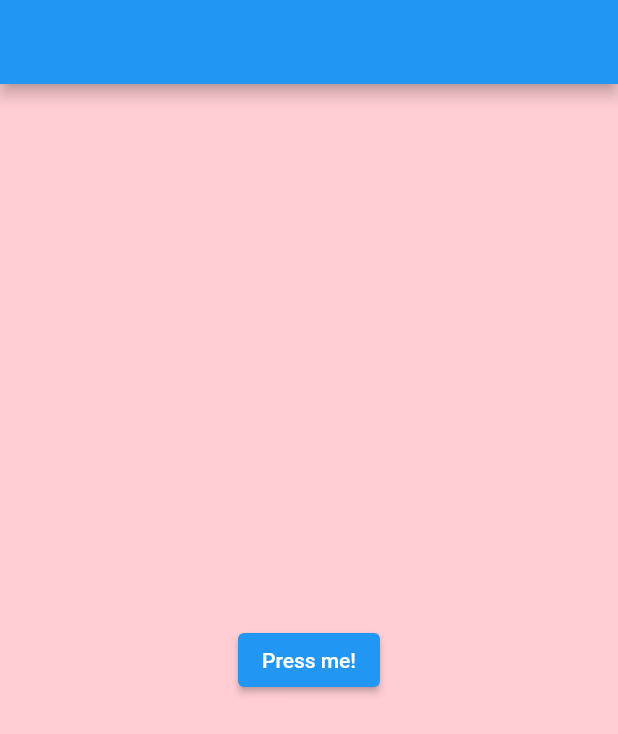
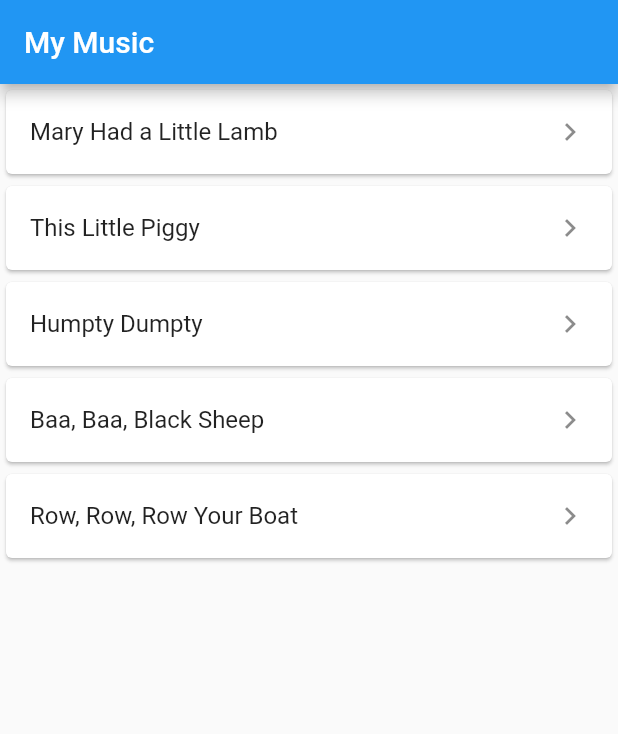
Before and after one commit to suragch/class_app, a Flutter app: the screen it shows after launch, on a phone screen of 412 x 824 dp. Shown: the top 734 px of the screen. Run offline on Flutter 3.47's test engine with Material 2 defaults, Android fonts, the light colour scheme and no system bars.

Commit message:
song app

```diff
--- /dev/null
+++ b/lib/data/lyrics.dart
@@ -0,0 +1,61 @@
+const maryHadLittleLamb = '''
+Mary had a little lamb,
+   Its fleece was white as snow,
+And every where that Mary went
+   The lamb was sure to go ;
+He followed her to school one day—
+   That was against the rule,
+It made the children laugh and play,
+   To see a lamb at school.
+
+And so the Teacher turned him out,
+   But still he lingered near,
+And waited patiently about,
+   Till Mary did appear ;
+And then he ran to her, and laid
+   His head upon her arm,
+As if he said—‘ I’m not afraid—
+   You’ll keep me from all harm.’
+
+‘ What makes the lamb love Mary so ?’
+   The eager children smile—
+‘ O, Mary loves the lamb, you know,’
+   The Teacher did reply ;—
+‘ And you each gentle animal
+   In confidence may bind,
+And make them follow at your call,
+   If you are always kind.’
+''';
+
+const thisLittlePiggie = '''
+This little piggy went to market,
+This little piggy stayed home,
+This little piggy had roast beef,
+This little piggy had none,
+And this little piggy cried "wee wee wee" all the way home.
+''';
+
+const humptyDumpty = '''
+Humpty Dumpty sat on a wall,
+Humpty Dumpty had a great fall.
+All the king's horses and all the king's men
+Couldn't put Humpty together again.
+''';
+
+const baaBaaBlackSheep = '''
+Baa, baa, black sheep,
+Have you any wool?
+Yes, sir, yes, sir,
+Three bags full;
+One for the master,
+And one for the dame,
+And one for the little boy
+Who lives down the lane.
+''';
+
+const rowRowRowBoat = '''
+Row, row, row your boat,
+Gently down the stream.
+Merrily, merrily, merrily, merrily,
+Life is but a dream.
+''';
--- /dev/null
+++ b/lib/data/songs.dart
@@ -0,0 +1,7 @@
+const songTitles = [
+  'Mary Had a Little Lamb',
+  'This Little Piggy',
+  'Humpty Dumpty',
+  'Baa, Baa, Black Sheep',
+  'Row, Row, Row Your Boat',
+];
--- a/lib/main.dart
+++ b/lib/main.dart
@@ -2,11 +2,11 @@ import 'package:class_app/screens/home_screen.dart';
 import 'package:flutter/material.dart';
 
 void main() {
-  runApp(MyApp());
+  runApp(MusicApp());
 }
 
-class MyApp extends StatelessWidget {
-  const MyApp({Key? key}) : super(key: key);
+class MusicApp extends StatelessWidget {
+  const MusicApp({Key? key}) : super(key: key);
 
   @override
   Widget build(BuildContext context) {
--- a/lib/screens/home_screen.dart
+++ b/lib/screens/home_screen.dart
@@ -1,5 +1,7 @@
-import 'package:class_app/screens/second_screen.dart';
+import 'package:class_app/data/songs.dart';
+import 'package:class_app/screens/lyrics_screen.dart';
 import 'package:flutter/material.dart';
+import '../data/songs.dart';
 
 class HomeScreen extends StatelessWidget {
   const HomeScreen({Key? key}) : super(key: key);
@@ -7,24 +9,40 @@ class HomeScreen extends StatelessWidget {
   @override
   Widget build(BuildContext context) {
     return Scaffold(
-      appBar: AppBar(),
-      body: Container(
-        color: Colors.red.shade100,
-        child: Center(
-          child: ElevatedButton(
-            child: Text('Press me!'),
-            onPressed: () {
-              print('Hello');
+      appBar: AppBar(
+        title: Text('My Music'),
+      ),
+      body: SongList(),
+    );
+  }
+}
+
+class SongList extends StatelessWidget {
+  const SongList({Key? key}) : super(key: key);
+
+  @override
+  Widget build(BuildContext context) {
+    return ListView.builder(
+      itemCount: songTitles.length,
+      itemBuilder: (context, index) {
+        return Card(
+          child: ListTile(
+            title: Text(songTitles[index]),
+            trailing: Icon(Icons.chevron_right),
+            onTap: () {
+              print(songTitles[index]);
               Navigator.push(
                 context,
                 MaterialPageRoute(
-                  builder: (context) => SecondScreen(name: "Bob"),
+                  builder: (context) => LyricsScreen(
+                    songTitle: songTitles[index],
+                  ),
                 ),
               );
             },
           ),
-        ),
-      ),
+        );
+      },
     );
   }
 }
```
Also changed, not shown: lib/screens/lyrics_screen.dart (added, +30 -0 lines), lib/screens/second_screen.dart (deleted, +0 -28 lines).
